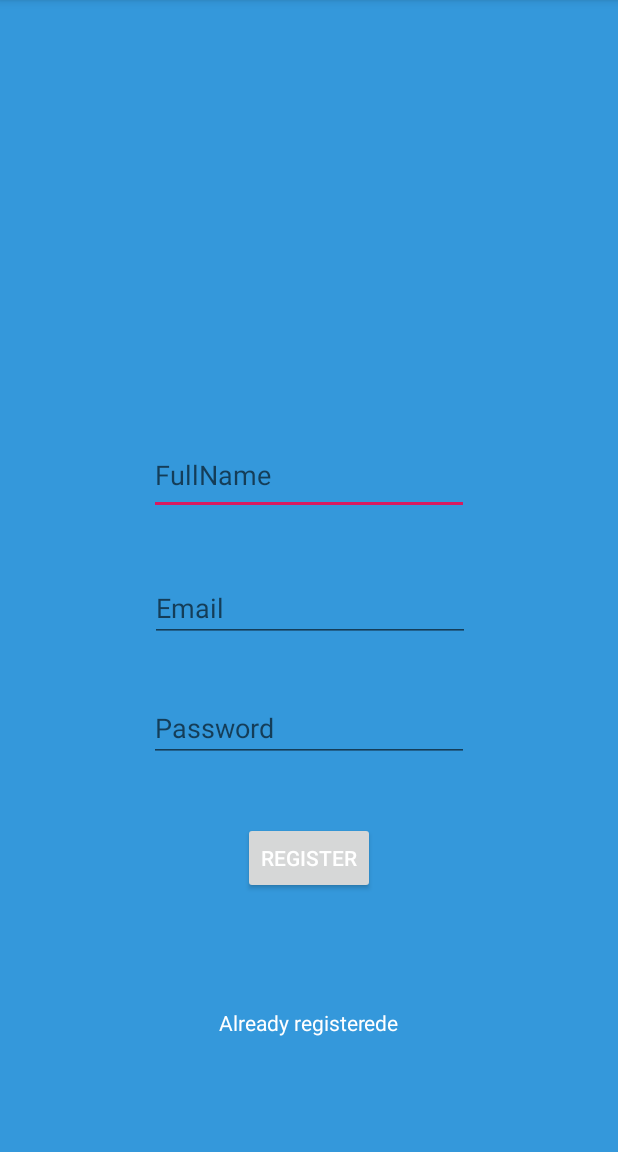
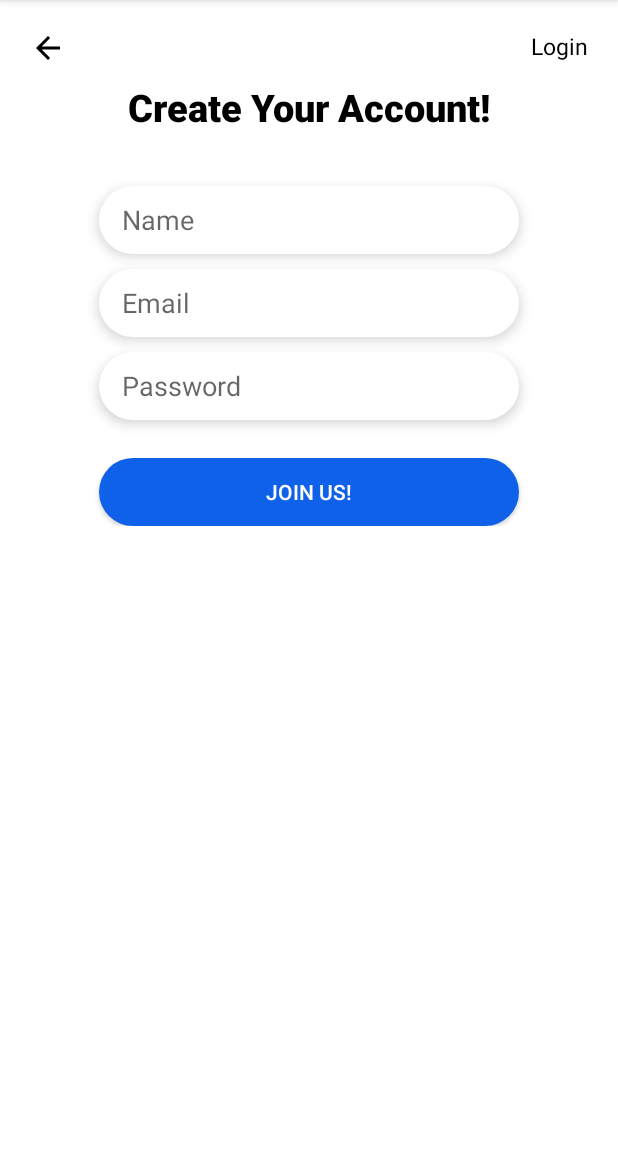
Before and after one commit to GrahamLynch/SmartPort-Android-Code, an Android app: the Registration screen opened directly, with no data from a screen before it, on a phone screen of 412 x 824 dp, the part 84-1236 px from its top. Run offline under Robolectric (Android 15) with nearby library versions, the phone set to English and light mode, and no system bars; our stand-ins replace Firebase (no records; nobody signed in at launch, a user with empty details on screens opened directly).

Commit message:
Registration and Login

```diff
--- a/SmartPort/app/src/main/java/com/example/smartport/Registration.java
+++ b/SmartPort/app/src/main/java/com/example/smartport/Registration.java
@@ -21,28 +21,26 @@ import com.google.firebase.database.FirebaseDatabase;
 import android.os.Bundle;
 
 public class Registration extends AppCompatActivity {
-    private EditText studentNumber, studentPassword, studentEmail, studentName;
+    private EditText studentNumber, password, email, name;
     private Button regButton;
-    private TextView userLogin;
+
     private FirebaseAuth firebaseAuth;
-    String student_number;
+    TextView login;
     String airline;
-    String student_password;
-    String student_email;
-    String student_name;
+
+
     @Override
     protected void onCreate(Bundle savedInstanceState) {
         super.onCreate(savedInstanceState);
         setContentView(R.layout.activity_registration);
         regButton = (Button)findViewById(R.id.registerBtn);
-        userLogin = (TextView) findViewById(R.id.tvUserLogin);
         firebaseAuth =  FirebaseAuth.getInstance();
-        studentPassword = (EditText)findViewById(R.id.etUserPassword);
-        studentEmail = (EditText)findViewById(R.id.etUserEmail);
+        password = (EditText)findViewById(R.id.password);
+        email = (EditText)findViewById(R.id.email);
         airline = "Not";
         regButton  = (Button)findViewById(R.id.registerBtn);
-        userLogin = (TextView)findViewById(R.id.tvUserLogin);
-        studentName = (EditText)findViewById(R.id.nameText);
+        login = (TextView) findViewById(R.id.loginTV);
+        name = (EditText)findViewById(R.id.name);
 
 
         regButton.setOnClickListener(new View.OnClickListener() {
@@ -50,38 +48,30 @@ public class Registration extends AppCompatActivity {
             public void onClick(View view) {
 
                     //Register data to database
-                    String student_email  = studentEmail.getText().toString().trim();
-                    String student_password = studentPassword.getText().toString().trim();
+                    String passenger_email  = email.getText().toString().trim();
+                    String passenger_password = password.getText().toString().trim();
 
-                    firebaseAuth.createUserWithEmailAndPassword(student_email, student_password).addOnCompleteListener(new OnCompleteListener<AuthResult>() {
+                    firebaseAuth.createUserWithEmailAndPassword(passenger_email, passenger_password).addOnCompleteListener(new OnCompleteListener<AuthResult>() {
                         @Override
                         public void onComplete(@NonNull Task<AuthResult> task) {
-
                             if(task.isSuccessful()){
                                 sendUserData();
-
-
                             }else{
                                 Toast.makeText(Registration.this,  "Student Registration Unsuccessful", Toast.LENGTH_SHORT).show();
                             }
-
-
                         }
                     });
-
-
             }
         });
 
+        login.setOnClickListener(new View.OnClickListener() {
+            @Override
+            public void onClick(View v) {
+                new Intent(Registration.this, LoginActivity.class);
+            }
+        });
 
     }
-
-
-
-
-
-
-
 
     private void sendUserData(){
         FirebaseDatabase firebaseDatabase = FirebaseDatabase.getInstance();
--- /dev/null
+++ b/SmartPort/app/src/main/res/drawable/ic_arrow_back_black_24dp.xml
@@ -0,0 +1,9 @@
+<vector xmlns:android="http://schemas.android.com/apk/res/android"
+        android:width="24dp"
+        android:height="24dp"
+        android:viewportWidth="24.0"
+        android:viewportHeight="24.0">
+    <path
+        android:fillColor="#FF000000"
+        android:pathData="M20,11H7.83l5.59,-5.59L12,4l-8,8 8,8 1.41,-1.41L7.83,13H20v-2z"/>
+</vector>
--- /dev/null
+++ b/SmartPort/app/src/main/res/drawable/registerbtn.xml
@@ -0,0 +1,5 @@
+<?xml version="1.0" encoding="utf-8"?>
+<shape xmlns:android="http://schemas.android.com/apk/res/android">
+    <solid android:color="@color/midDarkBlue"/>
+    <corners android:radius="100dp"/>
+</shape>
--- /dev/null
+++ b/SmartPort/app/src/main/res/drawable/textfieldback.xml
@@ -0,0 +1,5 @@
+<?xml version="1.0" encoding="utf-8"?>
+<shape xmlns:android="http://schemas.android.com/apk/res/android">
+    <solid android:color="#FFFFFF"/>
+    <corners android:radius="100dp"/>
+</shape>
--- a/SmartPort/app/src/main/res/layout/activity_registration.xml
+++ b/SmartPort/app/src/main/res/layout/activity_registration.xml
@@ -1,90 +1,93 @@
 <?xml version="1.0" encoding="utf-8"?>
-<androidx.constraintlayout.widget.ConstraintLayout xmlns:android="http://schemas.android.com/apk/res/android"
+<LinearLayout xmlns:android="http://schemas.android.com/apk/res/android"
     xmlns:app="http://schemas.android.com/apk/res-auto"
     xmlns:tools="http://schemas.android.com/tools"
     android:layout_width="match_parent"
     android:layout_height="match_parent"
-    android:background="@color/skyBlue"
+    android:orientation="vertical"
+    android:padding="10dp"
+    android:background="#FFFF"
     tools:context=".Registration">
 
-    <EditText
-        android:id="@+id/nameText"
-        android:layout_width="wrap_content"
-        android:layout_height="53dp"
-        android:layout_marginStart="8dp"
-        android:layout_marginTop="36dp"
-        android:layout_marginEnd="8dp"
-        android:layout_marginBottom="8dp"
-        android:ems="10"
-        android:hint="FullName"
-        android:inputType="textPersonName"
-        app:layout_constraintBottom_toTopOf="@+id/etUserEmail"
-        app:layout_constraintEnd_toEndOf="parent"
-        app:layout_constraintStart_toStartOf="parent"
-        app:layout_constraintTop_toTopOf="parent"
-        app:layout_constraintVertical_bias="0.891" />
+    <LinearLayout
+        android:layout_width="match_parent"
+        android:layout_height="wrap_content"
+        android:padding="10dp"
+        android:orientation="horizontal">
 
-    <EditText
-        android:id="@+id/etUserPassword"
+        <ImageView
             android:layout_width="wrap_content"
             android:layout_height="wrap_content"
-        android:layout_marginStart="8dp"
-        android:layout_marginEnd="8dp"
-        android:layout_marginBottom="260dp"
-        android:ems="10"
-        android:hint="Password"
-        android:inputType="textPassword"
-        app:layout_constraintBottom_toBottomOf="parent"
-        app:layout_constraintEnd_toEndOf="parent"
-        app:layout_constraintStart_toStartOf="parent" />
+            android:src="@drawable/ic_arrow_back_black_24dp"/>
 
-    <EditText
-        android:id="@+id/etUserEmail"
+        <TextView
+            android:id="@+id/loginTV"
+            android:layout_width="match_parent"
+            android:layout_height="wrap_content"
+            android:text="@string/login"
+            android:clickable="true"
+            android:gravity="end"
+            android:textColor="#000000"
+            android:textSize="15dp"/>
+    </LinearLayout>
+
+    <LinearLayout
+        android:layout_width="match_parent"
+        android:layout_height="wrap_content"
+        android:orientation="vertical"
+        android:gravity="center">
+
+    <TextView
         android:layout_width="wrap_content"
         android:layout_height="wrap_content"
-        android:layout_marginStart="8dp"
-        android:layout_marginEnd="8dp"
-        android:layout_marginBottom="340dp"
-        android:ems="10"
-        android:hint="Email"
-        android:inputType="textEmailAddress"
-        app:layout_constraintBottom_toBottomOf="parent"
-        app:layout_constraintEnd_toEndOf="parent"
-        app:layout_constraintHorizontal_bias="0.503"
-        app:layout_constraintStart_toStartOf="parent" />
+        android:gravity="center"
+        android:text="@string/createAccount"
+        android:fontFamily="sans-serif-medium"
+        android:textColor="#000000"
+        android:textSize="25dp"
+        android:textStyle="bold"/>
+    <EditText
+        android:id="@+id/name"
+        android:layout_width="280dp"
+        android:layout_height="45dp"
+        android:hint="@string/name"
+        android:layout_marginTop="35dp"
+        android:paddingLeft="15dp"
+        android:inputType="text"
+        android:elevation="5dp"
+        android:background="@drawable/textfieldback"/>
+        <EditText
+            android:id="@+id/email"
+            android:layout_width="280dp"
+            android:layout_height="45dp"
+            android:hint="@string/email"
+            android:layout_marginTop="10dp"
+            android:paddingLeft="15dp"
+            android:inputType="text"
+            android:elevation="5dp"
+            android:background="@drawable/textfieldback"
+            />
+        <EditText
+            android:id="@+id/password"
+            android:layout_width="280dp"
+            android:layout_height="45dp"
+            android:hint="@string/password"
+            android:layout_marginTop="10dp"
+            android:paddingLeft="15dp"
+            android:inputType="textPassword"
+            android:elevation="5dp"
+            android:background="@drawable/textfieldback"
+            />
 
         <Button
+            android:layout_width="280dp"
+            android:layout_height="45dp"
             android:id="@+id/registerBtn"
-        android:layout_width="wrap_content"
-        android:layout_height="wrap_content"
-        android:layout_marginStart="8dp"
-        android:layout_marginTop="40dp"
-        android:layout_marginEnd="8dp"
-        android:layout_marginBottom="8dp"
-
-        android:text="Register"
+            android:text="@string/JoinUs"
             android:textColor="#FFFFFF"
-        app:layout_constraintBottom_toBottomOf="parent"
-        app:layout_constraintEnd_toEndOf="parent"
-        app:layout_constraintStart_toStartOf="parent"
-        app:layout_constraintTop_toBottomOf="@+id/etUserPassword"
-        app:layout_constraintVertical_bias="0.0" />
-
-    <TextView
-        android:id="@+id/tvUserLogin"
-        android:layout_width="wrap_content"
-        android:layout_height="20dp"
-        android:layout_marginStart="8dp"
-        android:layout_marginTop="8dp"
-        android:layout_marginEnd="8dp"
-        android:layout_marginBottom="8dp"
-        android:text="Already registerede"
-        android:textColor="#FFFFFF"
-        app:layout_constraintBottom_toBottomOf="parent"
-        app:layout_constraintEnd_toEndOf="parent"
-        app:layout_constraintStart_toStartOf="parent"
-        app:layout_constraintTop_toBottomOf="@+id/registerBtn" />
+            android:layout_marginTop="25dp"
+            android:background="@drawable/registerbtn"/>
 
 
-
-</androidx.constraintlayout.widget.ConstraintLayout>
+    </LinearLayout>
+</LinearLayout>
--- a/SmartPort/app/src/main/res/values/strings.xml
+++ b/SmartPort/app/src/main/res/values/strings.xml
@@ -9,5 +9,12 @@
     <string name="viewProfile">View your User Profile Page</string>
     <string name="viewYourPointsOfInterest">View Your Points of Interest</string>
     <string name="logout">Logout</string>
+    <string name="login">Login</string>
+    <string name="name">Name</string>
+    <string name="email">Email</string>
+    <string name="signup">Sign Up</string>
+    <string name="password">Password</string>
+    <string name="JoinUs">Join Us!</string>
+    <string name="createAccount">Create Your Account!</string>
     <string name="logoutandreturn">Logout and return to start page</string>
 </resources>
```
Also changed, not shown: SmartPort/app/src/main/java/com/example/smartport/LoginActivity.java (+9 -13 lines), SmartPort/app/src/main/res/layout/activity_login.xml (+82 -53 lines), SmartPort/app/src/main/res/drawable/back.png (added), SmartPort/app/src/main/res/drawable/usericon.png (added). Lines whose indentation alone changed are shown as unchanged.
